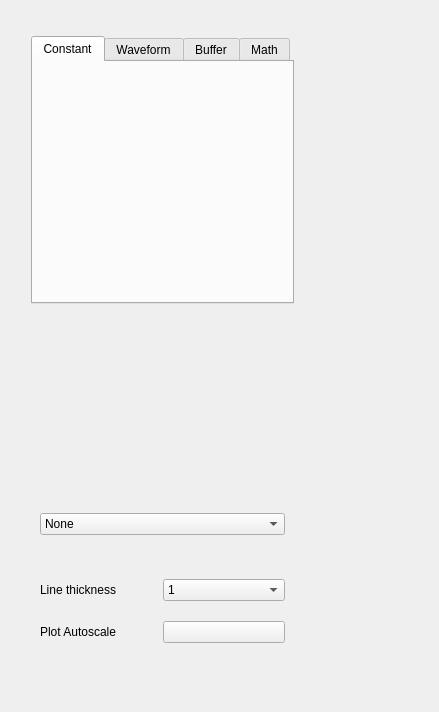
This is gui/ui/signal_generator_menu.ui in analogdevicesinc/scopy as Qt 5 draws it before an edit. The edited form follows.
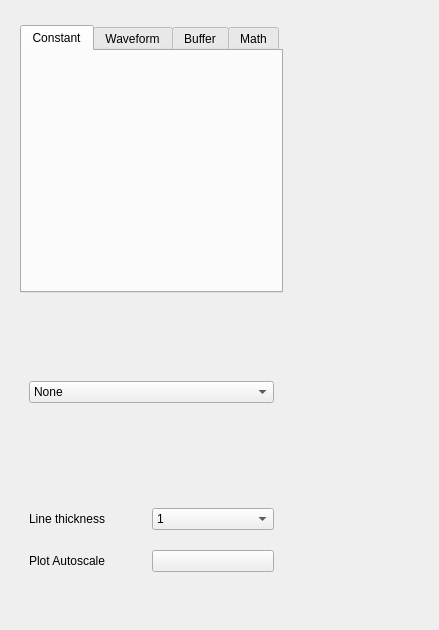
This is the edited form. Icons and pictures are not drawn. Custom widgets are drawn as their Qt base class.

Commit message: Signal Generator: small UI fixes

```diff
--- a/gui/ui/signal_generator_menu.ui
+++ b/gui/ui/signal_generator_menu.ui
@@ -7,13 +7,37 @@
     <x>0</x>
     <y>0</y>
     <width>439</width>
-    <height>712</height>
+    <height>630</height>
    </rect>
   </property>
+  <property name="sizePolicy">
+   <sizepolicy hsizetype="Preferred" vsizetype="Preferred">
+    <horstretch>0</horstretch>
+    <verstretch>0</verstretch>
+   </sizepolicy>
+  </property>
   <property name="windowTitle">
    <string>Form</string>
   </property>
   <layout class="QVBoxLayout" name="verticalLayout_2">
+   <property name="spacing">
+    <number>0</number>
+   </property>
+   <property name="sizeConstraint">
+    <enum>QLayout::SetDefaultConstraint</enum>
+   </property>
+   <property name="leftMargin">
+    <number>0</number>
+   </property>
+   <property name="topMargin">
+    <number>0</number>
+   </property>
+   <property name="rightMargin">
+    <number>0</number>
+   </property>
+   <property name="bottomMargin">
+    <number>0</number>
+   </property>
    <item>
     <widget class="scopy::gui::MenuAnim" name="menuAnim" native="true">
      <property name="sizePolicy">
@@ -70,6 +94,9 @@
         <property name="horizontalScrollBarPolicy">
          <enum>Qt::ScrollBarAlwaysOff</enum>
         </property>
+        <property name="sizeAdjustPolicy">
+         <enum>QAbstractScrollArea::AdjustIgnored</enum>
+        </property>
         <property name="widgetResizable">
          <bool>true</bool>
         </property>
@@ -79,7 +106,7 @@
            <x>0</x>
            <y>0</y>
            <width>314</width>
-           <height>629</height>
+           <height>565</height>
           </rect>
          </property>
          <property name="sizePolicy">
@@ -690,19 +717,6 @@
             </widget>
            </widget>
           </item>
-          <item>
-           <spacer name="vSpacer_2">
-            <property name="orientation">
-             <enum>Qt::Vertical</enum>
-            </property>
-            <property name="sizeHint" stdset="0">
-             <size>
-              <width>20</width>
-              <height>40</height>
-             </size>
-            </property>
-           </spacer>
-          </item>
           <item>
            <widget class="QWidget" name="widgetNoiseContainer" native="true">
             <layout class="QVBoxLayout" name="verticalLayout_14">
@@ -974,12 +988,6 @@
   </layout>
  </widget>
  <customwidgets>
-  <customwidget>
-   <class>scopy::gui::MenuAnim</class>
-   <extends>QWidget</extends>
-   <header>menu_anim.hpp</header>
-   <container>1</container>
-  </customwidget>
   <customwidget>
    <class>scopy::gui::CustomSwitch</class>
    <extends>QPushButton</extends>
@@ -991,6 +999,12 @@
    <header location="global">scopy/gui/subsection_separator.hpp</header>
    <container>1</container>
   </customwidget>
+  <customwidget>
+   <class>scopy::gui::MenuAnim</class>
+   <extends>QWidget</extends>
+   <header>menu_anim.hpp</header>
+   <container>1</container>
+  </customwidget>
  </customwidgets>
  <resources>
   <include location="../resources/resources.qrc"/>
```
The commit also changes 4 other files.
